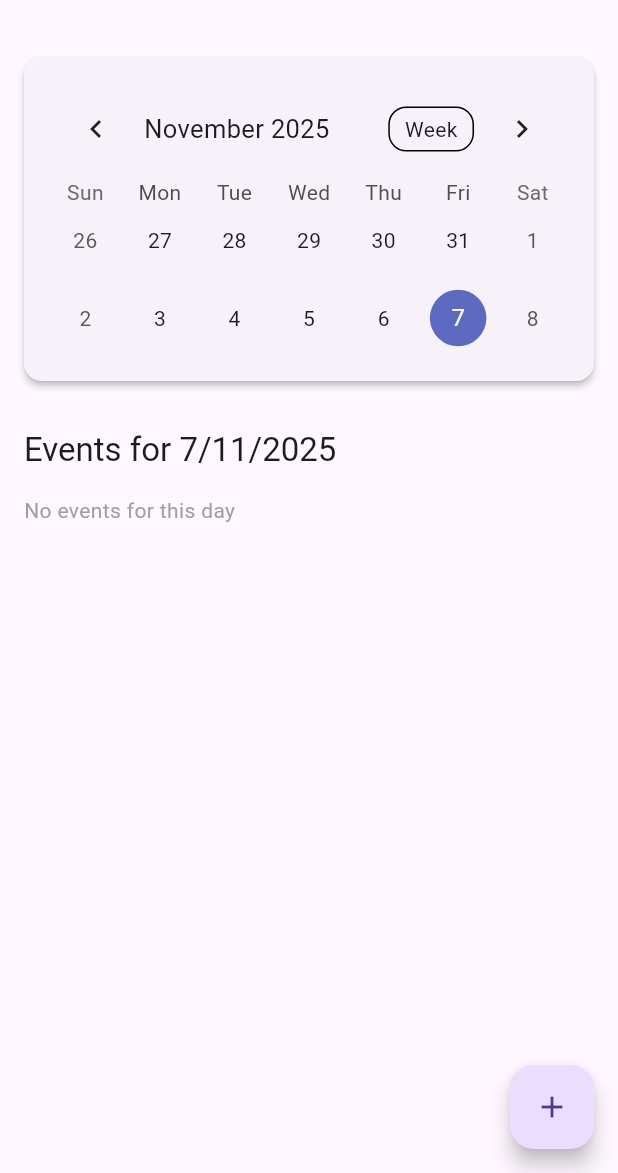
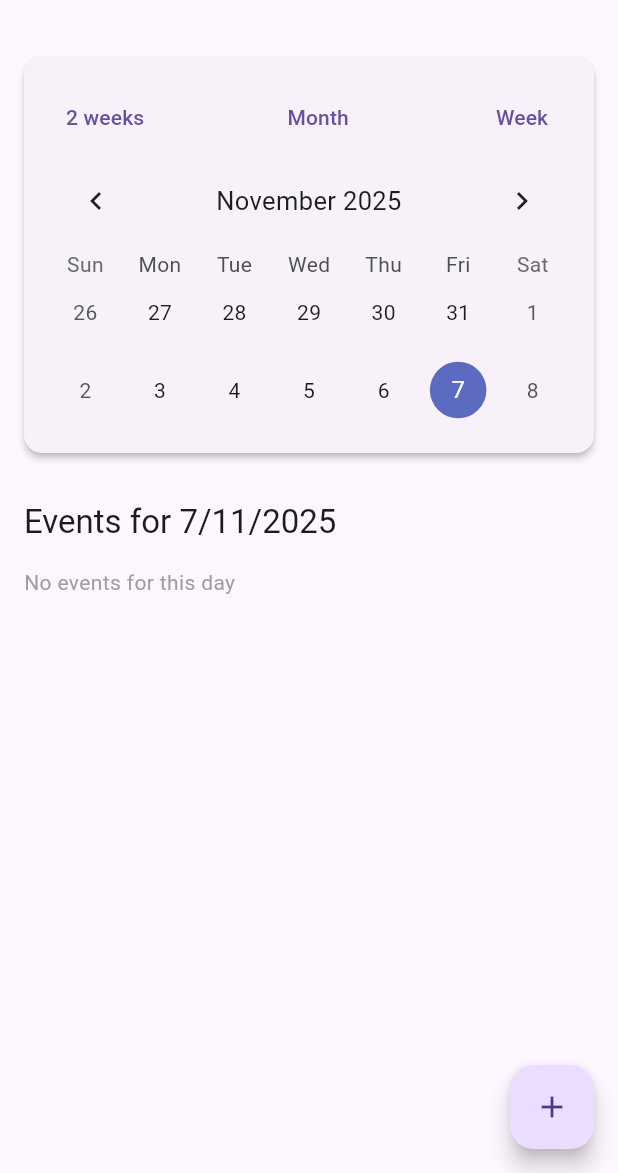
Before and after one commit to thutrangym/2025_LTTBDD_N05_Nhom_8, a Flutter app: the CalendarScreen screen opened directly, on a phone screen of 412 x 824 dp, the part 63-1236 px from its top. Run offline on Flutter 3.47's test engine with Material 3 defaults, Android fonts, the phone set to English and light mode, and no system bars; drawn by our look-alikes of table_calendar; our stand-ins replace easy_localization, fl_chart, flutter_local_notifications, hive, hive_flutter, percent_indicator and 1 more; accounts and stored records are empty.

Commit message:
Modify calendar pages

```diff
--- a/lib/screens/calendar/calendar_screen.dart
+++ b/lib/screens/calendar/calendar_screen.dart
@@ -40,17 +40,39 @@ class _CalendarScreenState extends State<CalendarScreen> {
           const SizedBox(height: 8),
           CustomCard(
             margin: const EdgeInsets.all(16),
-            child: TableCalendar(
+            child: Column(
+              children: [
+                Row(
+                  mainAxisAlignment: MainAxisAlignment.spaceBetween,
+                  children: [
+                    // Buttons to switch between calendar formats
+                    _buildCalendarFormatButton(
+                      context,
+                      label: '2 weeks',
+                      format: CalendarFormat.twoWeeks,
+                    ),
+                    _buildCalendarFormatButton(
+                      context,
+                      label: 'Month',
+                      format: CalendarFormat.month,
+                    ),
+                    _buildCalendarFormatButton(
+                      context,
+                      label: 'Week',
+                      format: CalendarFormat.week,
+                    ),
+                  ],
+                ),
+                TableCalendar(
                   firstDay: DateTime.utc(2020, 1, 1),
                   lastDay: DateTime.utc(2030, 12, 31),
                   focusedDay: _focusedDay,
                   selectedDayPredicate: (day) => isSameDay(_selectedDay, day),
                   calendarFormat: _calendarFormat,
-              onFormatChanged: (format) {
-                setState(() {
-                  _calendarFormat = format;
-                });
-              },
+                  headerStyle: const HeaderStyle(
+                    formatButtonVisible: false,
+                    titleCentered: true,
+                  ),
                   onDaySelected: (selectedDay, focusedDay) {
                     setState(() {
                       _selectedDay = selectedDay;
@@ -63,6 +85,8 @@ class _CalendarScreenState extends State<CalendarScreen> {
                   eventLoader: (day) {
                     return context.read<EventProvider>().getEventsForDay(day);
                   },
+                ),
+              ],
             ),
           ),
           Expanded(
@@ -101,6 +125,21 @@ class _CalendarScreenState extends State<CalendarScreen> {
         onPressed: () => _showAddEventDialog(context),
         child: const Icon(Icons.add),
       ),
+    );
+  }
+
+  Widget _buildCalendarFormatButton(
+    BuildContext context, {
+    required String label,
+    required CalendarFormat format,
+  }) {
+    return TextButton(
+      onPressed: () {
+        setState(() {
+          _calendarFormat = format;
+        });
+      },
+      child: Text(label),
     );
   }
 
```
Lines whose indentation alone changed are shown as unchanged.
